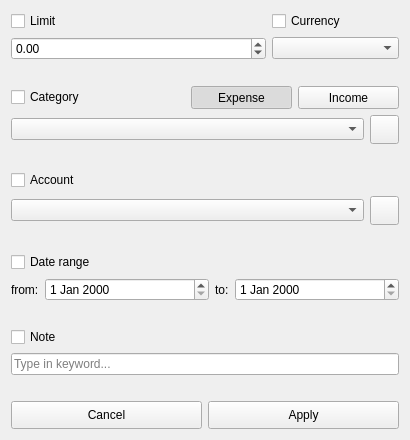
Above: Desktop/Pages/CustomFilters/CustomFiltersForm.ui from david4more/CoinWarden before the change. Below: the same form after it.
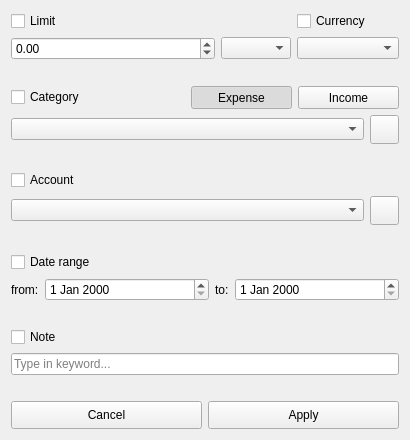
That is the form after the change. Icons and pictures are not drawn.

Commit message: create MultiSelectDialog class, move Model&Proxy initialization to mainwindow

The edit to the form file:
```diff
--- a/Desktop/Pages/CustomFilters/CustomFiltersForm.ui
+++ b/Desktop/Pages/CustomFilters/CustomFiltersForm.ui
@@ -40,7 +40,20 @@
       </property>
       <item>
        <layout class="QGridLayout" name="gridLayout_4">
-        <item row="0" column="1">
+        <item row="1" column="2">
+         <widget class="QComboBox" name="currency"/>
+        </item>
+        <item row="1" column="0">
+         <widget class="QDoubleSpinBox" name="limit">
+          <property name="minimum">
+           <double>-999999.000000000000000</double>
+          </property>
+          <property name="maximum">
+           <double>999999.000000000000000</double>
+          </property>
+         </widget>
+        </item>
+        <item row="0" column="2">
          <widget class="QCheckBox" name="currencyBox">
           <property name="sizePolicy">
            <sizepolicy hsizetype="Minimum" vsizetype="Fixed">
@@ -66,18 +79,21 @@
           </property>
          </widget>
         </item>
-        <item row="1" column="0">
-         <widget class="QDoubleSpinBox" name="limit">
-          <property name="minimum">
-           <double>-999999.000000000000000</double>
-          </property>
-          <property name="maximum">
-           <double>999999.000000000000000</double>
-          </property>
-         </widget>
-        </item>
         <item row="1" column="1">
-         <widget class="QComboBox" name="currency"/>
+         <widget class="QComboBox" name="comboBox">
+          <property name="sizePolicy">
+           <sizepolicy hsizetype="Fixed" vsizetype="Fixed">
+            <horstretch>0</horstretch>
+            <verstretch>0</verstretch>
+           </sizepolicy>
+          </property>
+          <property name="maximumSize">
+           <size>
+            <width>70</width>
+            <height>16777215</height>
+           </size>
+          </property>
+         </widget>
         </item>
        </layout>
       </item>
```
The commit also changes 10 other files.
